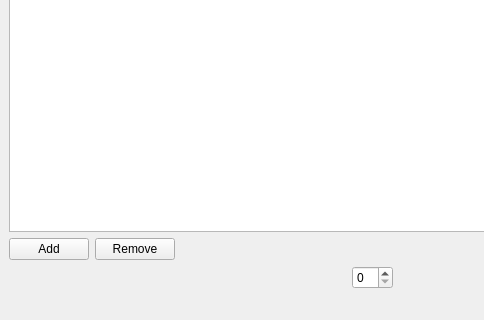
Qt form ui/mainwindow.ui (pop123123123/SentenceMixingMaker) before a commit; both pictures show x 0 to 484 and y 280 to 600 of the 800 by 600 pixel window.
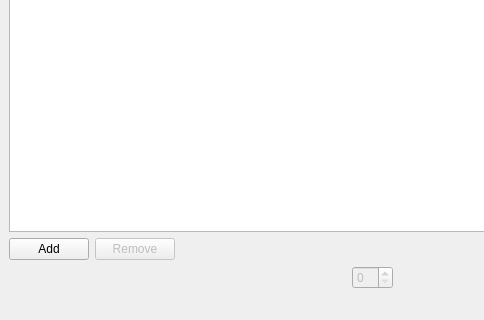
The same form after that commit.

Commit message: Set remove button and spinbox disabled by default

Patch:
```diff
--- a/ui/mainwindow.ui
+++ b/ui/mainwindow.ui
@@ -79,6 +79,9 @@
         </item>
         <item>
          <widget class="QPushButton" name="pushButton_remove_sentence">
+          <property name="enabled">
+           <bool>false</bool>
+          </property>
           <property name="text">
            <string>Remove</string>
           </property>
@@ -134,7 +137,11 @@
        </spacer>
       </item>
       <item>
-       <widget class="QSpinBox" name="spinBox_index"/>
+       <widget class="QSpinBox" name="spinBox_index">
+        <property name="enabled">
+         <bool>false</bool>
+        </property>
+       </widget>
       </item>
       <item>
        <spacer name="horizontalSpacer_2">
```
The commit also changes 1 other file.
